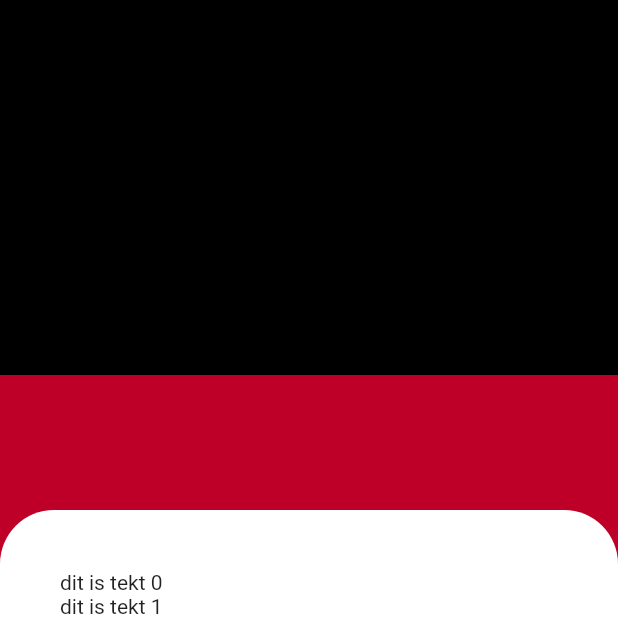
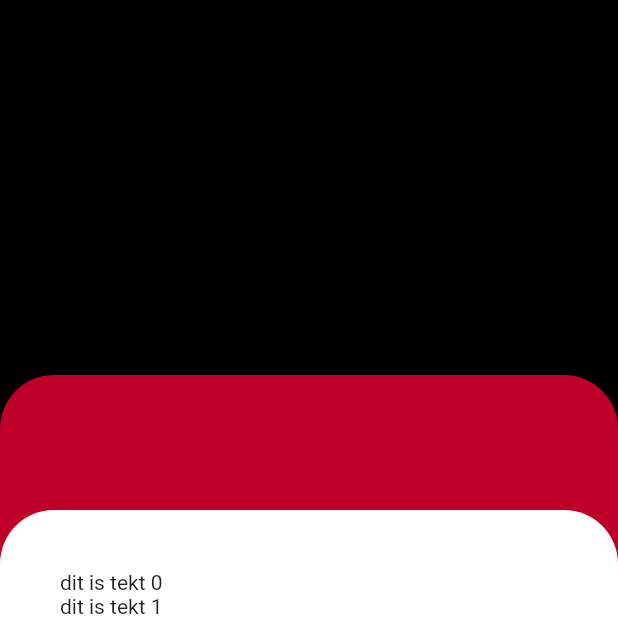
Before and after one commit to kevinveld2001/de_laatste_hap, a Flutter app: the screen it shows after launch, on a phone screen of 412 x 824 dp, the top half of it. Run offline on Flutter 3.47's test engine with Material 2 defaults, Android fonts, the phone set to English and light mode, and no system bars; drawn by our look-alikes of bubble_bottom_bar.

Commit message:
home scroll effect annimation

```diff
--- a/de_laatste_hap/lib/screens/start.dart
+++ b/de_laatste_hap/lib/screens/start.dart
@@ -23,7 +23,7 @@ void initState() {
   super.initState();
   // set up listener here
   _controller.addListener(() {
-    if (_controller.position.atEdge && _chckSwitch) {
+    if (_controller.position.atEdge ) {
       if (_controller.position.pixels == 0){
         // you are at top position
         print("i am at the top");
@@ -46,16 +46,31 @@ void initState() {
   bool _chckSwitch = true;
   @override
    Widget build(BuildContext context) {
-    return ListView(
+    return Container(
+      color: Colors.black,
+      child: ListView(
         controller: _controller,
         physics: !_chckSwitch ? const  NeverScrollableScrollPhysics() : const AlwaysScrollableScrollPhysics(),
         children: <Widget>[
+
           Container(
             height: 250,
             color: Colors.black,
           ),
-          Container(
-            color: Color(0xFFBE0029),
+
+          AnimatedContainer(
+            duration: Duration(milliseconds: 600),
+
+            curve: Curves.fastOutSlowIn,
+            decoration: BoxDecoration(
+                    color: Color(0xFFBE0029),
+                    borderRadius: !_chckSwitch? BorderRadius.only(
+                      //delte border
+                    ): BorderRadius.only(
+                      topLeft: Radius.circular(36.0),
+                      topRight: Radius.circular(36.0),
+                    )
+                  ),
             height: MediaQuery.of(context).size.height - 60,
             child: Column(children: <Widget>[
 
@@ -93,6 +108,7 @@ void initState() {
 
                   ],
                 ),
+
                 )
               )
 
@@ -101,7 +117,10 @@ void initState() {
             ],),
           )
 
+
+
+
         ],
-    );
+    ));
   }
 }
```
